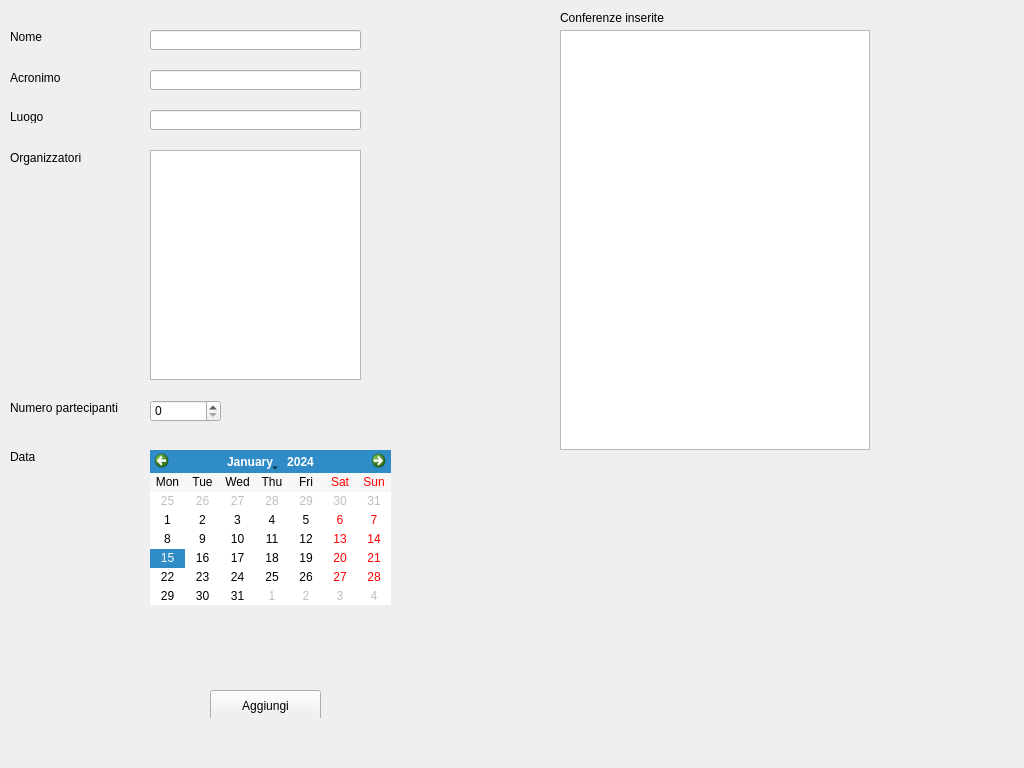
Qt form Progetto/paginaconferenza.ui (marcovirgillo/ProgettoPO) before a commit.
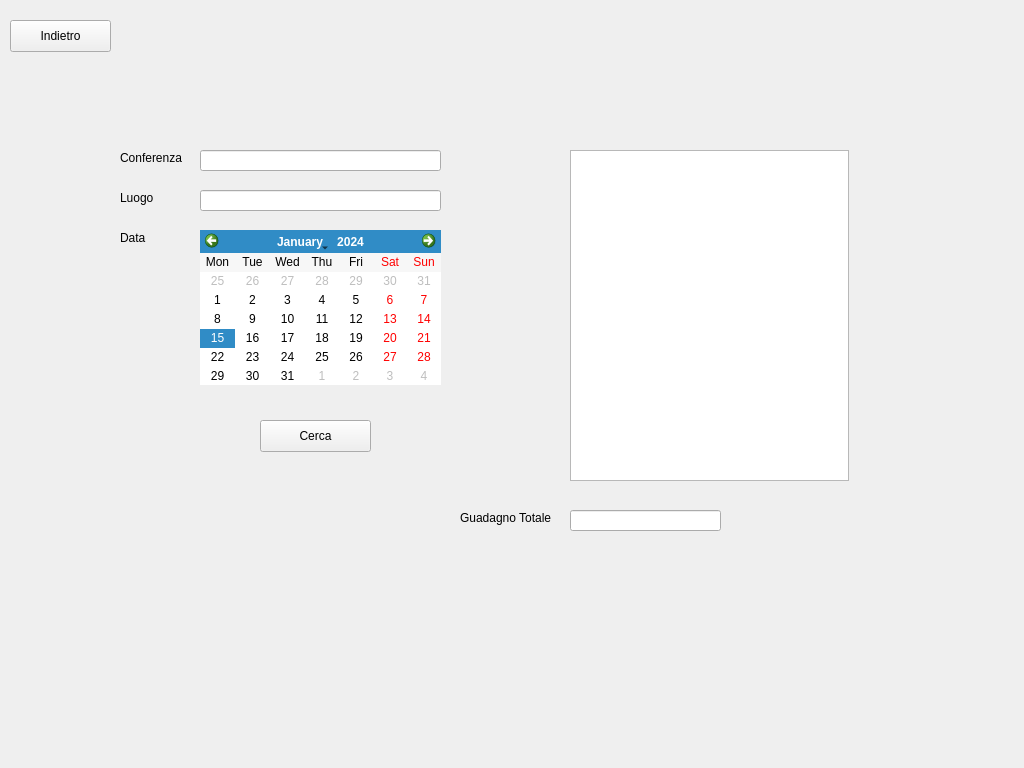
The same form after that commit. The open tabs and pages were chosen to show the change.

The edit to the form file:
```diff
--- a/Progetto/paginaconferenza.ui
+++ b/Progetto/paginaconferenza.ui
@@ -215,6 +215,164 @@
       <string>Conferenze inserite</string>
      </property>
     </widget>
+    <widget class="QRadioButton" name="buttonVisualizzaGuadagnoAnnualeConferenza">
+     <property name="geometry">
+      <rect>
+       <x>560</x>
+       <y>470</y>
+       <width>341</width>
+       <height>20</height>
+      </rect>
+     </property>
+     <property name="text">
+      <string>Visualizza il guadagno annuale di una conferenza</string>
+     </property>
+    </widget>
+   </widget>
+   <widget class="QWidget" name="pageVisualizzaGuadagnoAnnualeConferenza">
+    <widget class="QCalendarWidget" name="page2_Data">
+     <property name="geometry">
+      <rect>
+       <x>200</x>
+       <y>230</y>
+       <width>241</width>
+       <height>155</height>
+      </rect>
+     </property>
+     <property name="autoFillBackground">
+      <bool>true</bool>
+     </property>
+     <property name="verticalHeaderFormat">
+      <enum>QCalendarWidget::NoVerticalHeader</enum>
+     </property>
+     <property name="navigationBarVisible">
+      <bool>true</bool>
+     </property>
+     <property name="dateEditEnabled">
+      <bool>true</bool>
+     </property>
+    </widget>
+    <widget class="QLabel" name="page2_labelData">
+     <property name="geometry">
+      <rect>
+       <x>120</x>
+       <y>230</y>
+       <width>41</width>
+       <height>16</height>
+      </rect>
+     </property>
+     <property name="text">
+      <string>Data</string>
+     </property>
+    </widget>
+    <widget class="QLabel" name="page2_labelLuogo">
+     <property name="geometry">
+      <rect>
+       <x>120</x>
+       <y>190</y>
+       <width>51</width>
+       <height>16</height>
+      </rect>
+     </property>
+     <property name="text">
+      <string>Luogo</string>
+     </property>
+    </widget>
+    <widget class="QListWidget" name="page2_listArticoli">
+     <property name="geometry">
+      <rect>
+       <x>570</x>
+       <y>150</y>
+       <width>279</width>
+       <height>331</height>
+      </rect>
+     </property>
+    </widget>
+    <widget class="QPushButton" name="page2_buttonCerca">
+     <property name="geometry">
+      <rect>
+       <x>260</x>
+       <y>420</y>
+       <width>111</width>
+       <height>32</height>
+      </rect>
+     </property>
+     <property name="text">
+      <string>Cerca</string>
+     </property>
+    </widget>
+    <widget class="QPushButton" name="page2_buttonIndietro">
+     <property name="geometry">
+      <rect>
+       <x>10</x>
+       <y>20</y>
+       <width>101</width>
+       <height>32</height>
+      </rect>
+     </property>
+     <property name="text">
+      <string>Indietro</string>
+     </property>
+    </widget>
+    <widget class="QLineEdit" name="page2_NomeConferenza">
+     <property name="geometry">
+      <rect>
+       <x>200</x>
+       <y>150</y>
+       <width>241</width>
+       <height>21</height>
+      </rect>
+     </property>
+    </widget>
+    <widget class="QLabel" name="page2_labelConferenza">
+     <property name="geometry">
+      <rect>
+       <x>120</x>
+       <y>150</y>
+       <width>71</width>
+       <height>16</height>
+      </rect>
+     </property>
+     <property name="text">
+      <string>Conferenza</string>
+     </property>
+    </widget>
+    <widget class="QLineEdit" name="page2_Luogo">
+     <property name="geometry">
+      <rect>
+       <x>200</x>
+       <y>190</y>
+       <width>241</width>
+       <height>21</height>
+      </rect>
+     </property>
+    </widget>
+    <widget class="QLabel" name="page2_labelGuadagnoTotale">
+     <property name="geometry">
+      <rect>
+       <x>460</x>
+       <y>510</y>
+       <width>111</width>
+       <height>16</height>
+      </rect>
+     </property>
+     <property name="text">
+      <string>Guadagno Totale</string>
+     </property>
+    </widget>
+    <widget class="QLineEdit" name="page2_GuadagnoTotale">
+     <property name="geometry">
+      <rect>
+       <x>570</x>
+       <y>510</y>
+       <width>151</width>
+       <height>21</height>
+      </rect>
+     </property>
+     <property name="readOnly">
+      <bool>true</bool>
+     </property>
+    </widget>
    </widget>
   </widget>
  </widget>
```
